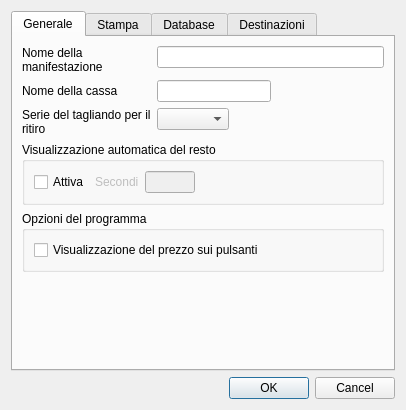
This is src/configurazionedlg.ui in mtonin/gestcassa as Qt 5 draws it before an edit. The edited form follows.
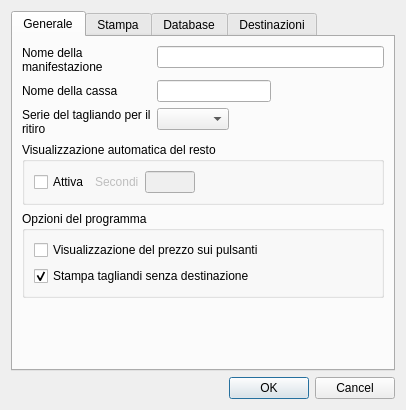
This is the edited form. The open tabs and pages were chosen to show the change. Icons and pictures are not drawn. Custom widgets are drawn as their Qt base class.

```diff
--- a/src/configurazionedlg.ui
+++ b/src/configurazionedlg.ui
@@ -184,6 +184,16 @@
             </property>
            </widget>
           </item>
+          <item>
+           <widget class="QCheckBox" name="stampaNoDestinazioneBox">
+            <property name="text">
+             <string>Stampa tagliandi senza destinazione</string>
+            </property>
+            <property name="checked">
+             <bool>true</bool>
+            </property>
+           </widget>
+          </item>
          </layout>
         </widget>
        </item>
```
Left out of the diff: 2 changed lines with no effect on the pictures.
